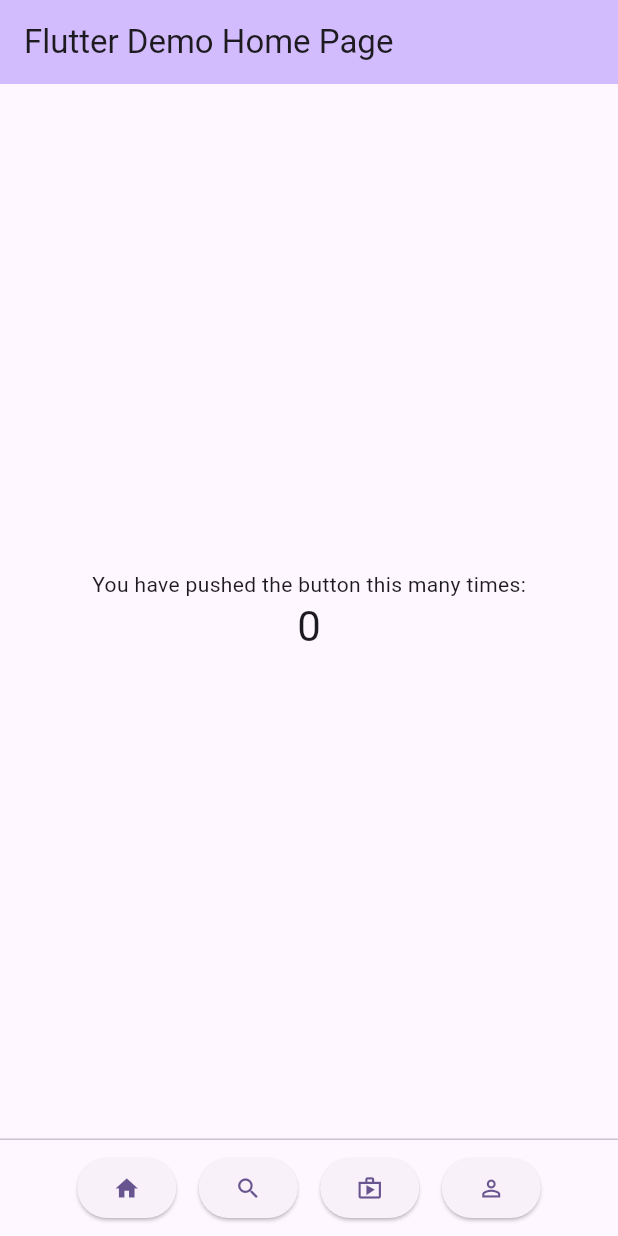
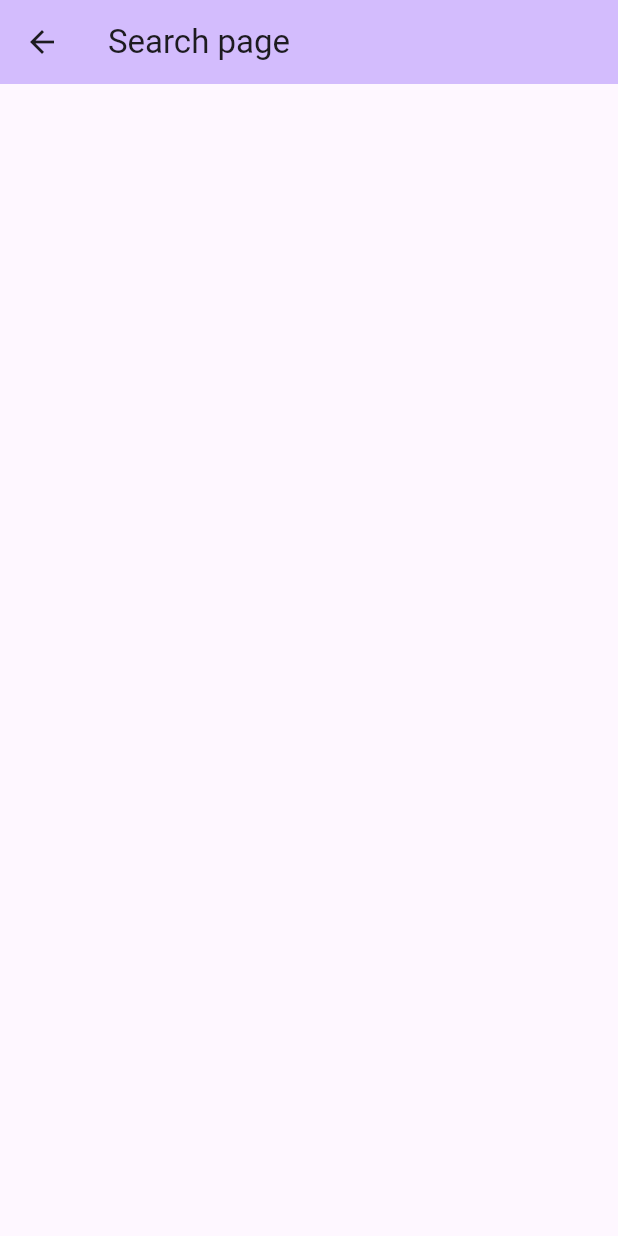
Before and after one commit to YhDiaz/CentralPerk, a Flutter app: the screen it shows after launch, after a tap on the "search" icon, on a phone screen of 412 x 824 dp. Run offline on Flutter 3.47's test engine with Material 3 defaults, Android fonts, the phone set to English and light mode, and no system bars.

Commit message:
Add search page - Add search page file in pages folder. - Implement functionality for search button: go to search page. - Implement basic structure for search page: app bar with title and theme.

```diff
--- a/lib/pages/page_home.dart
+++ b/lib/pages/page_home.dart
@@ -1,3 +1,4 @@
+import 'package:central_perk/pages/page_search.dart';
 import 'package:flutter/material.dart';
 
 class MyHomePage extends StatefulWidget
@@ -34,7 +35,7 @@ class _MyHomePageState extends State<MyHomePage>
   {
     setState(()
     {
-
+      Navigator.push(context, MaterialPageRoute(builder: (context) => const SearchPage(title: 'Search page')));
     });
   }
 
@@ -100,12 +101,6 @@ class _MyHomePageState extends State<MyHomePage>
           ],
         )
       ],
-      // floatingActionButton: FloatingActionButton
-      // (
-      //   onPressed: _incrementCounter,
-      //   tooltip: 'Increment',
-      //   child: const Icon(Icons.add),
-      // ),
     );
   }
 }
--- /dev/null
+++ b/lib/pages/page_search.dart
@@ -0,0 +1,26 @@
+import 'package:flutter/material.dart';
+
+class SearchPage extends StatefulWidget
+{
+  const SearchPage({super.key, required this.title});
+  final String title;
+
+  @override
+  State<SearchPage> createState() => _SearchPageState();
+}
+
+class _SearchPageState extends State<SearchPage>
+{
+  @override
+  Widget build(BuildContext context)
+  {
+    return Scaffold
+    (
+      appBar: AppBar
+      (
+        backgroundColor: Theme.of(context).colorScheme.inversePrimary,
+        title: Text(widget.title),
+      )
+    );
+  }
+}
```
